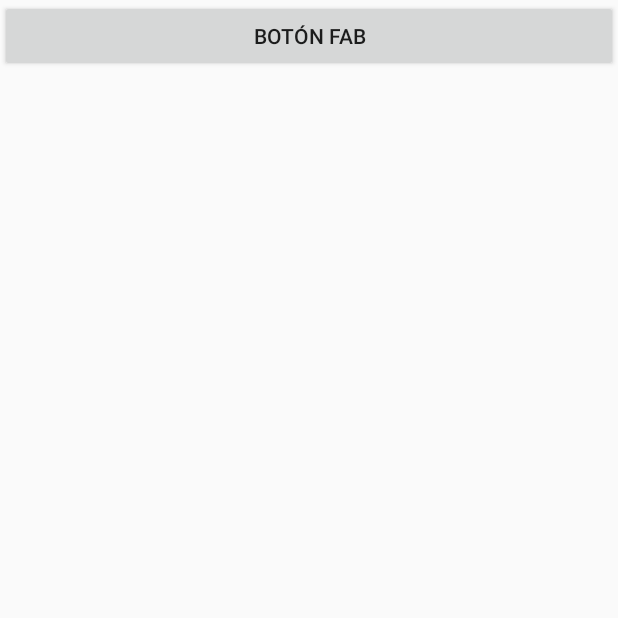
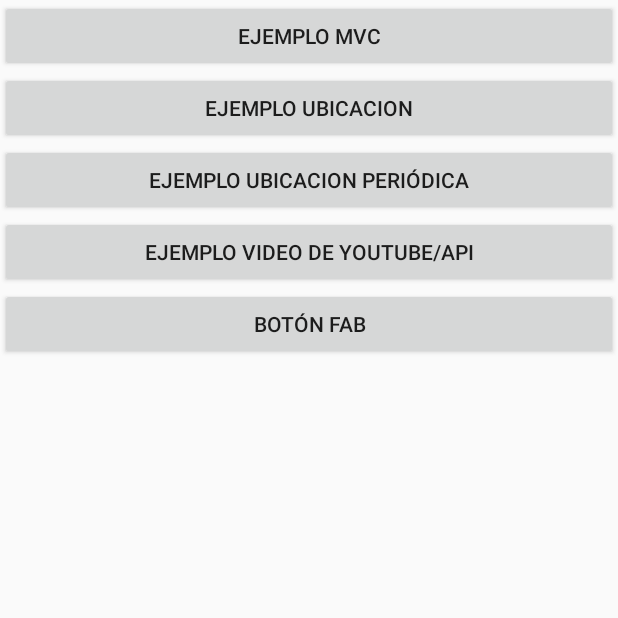
Before and after one commit to thundersoda/utils-sample, an Android app: the MainActivity screen opened directly, with no data from a screen before it, on a phone screen of 412 x 824 dp, the top half of it. Run offline under Robolectric (Android 15) with nearby library versions, the phone set to English and light mode, and no system bars.

Commit message:
Update MainView
Removed the visibility set to GONE from buttons.

```diff
--- a/app/src/main/res/layout/activity_main.xml
+++ b/app/src/main/res/layout/activity_main.xml
@@ -9,14 +9,12 @@
     <Button
         android:id="@+id/mvc_btn"
         android:layout_width="match_parent"
-        android:visibility="gone"
         android:layout_height="wrap_content"
         android:text="Ejemplo MVC" />
 
     <Button
         android:id="@+id/location_btn"
         android:layout_width="match_parent"
-        android:visibility="gone"
         android:layout_height="wrap_content"
         android:text="Ejemplo Ubicacion" />
 
@@ -24,14 +22,12 @@
         android:id="@+id/location_update_btn"
         android:layout_width="match_parent"
         android:layout_height="wrap_content"
-        android:visibility="gone"
         android:text="Ejemplo Ubicacion Periódica" />
 
     <Button
         android:id="@+id/youtube_btn"
         android:layout_width="match_parent"
         android:layout_height="wrap_content"
-        android:visibility="gone"
         android:text="Ejemplo Video de YouTube/API" />
 
     <Button
```
